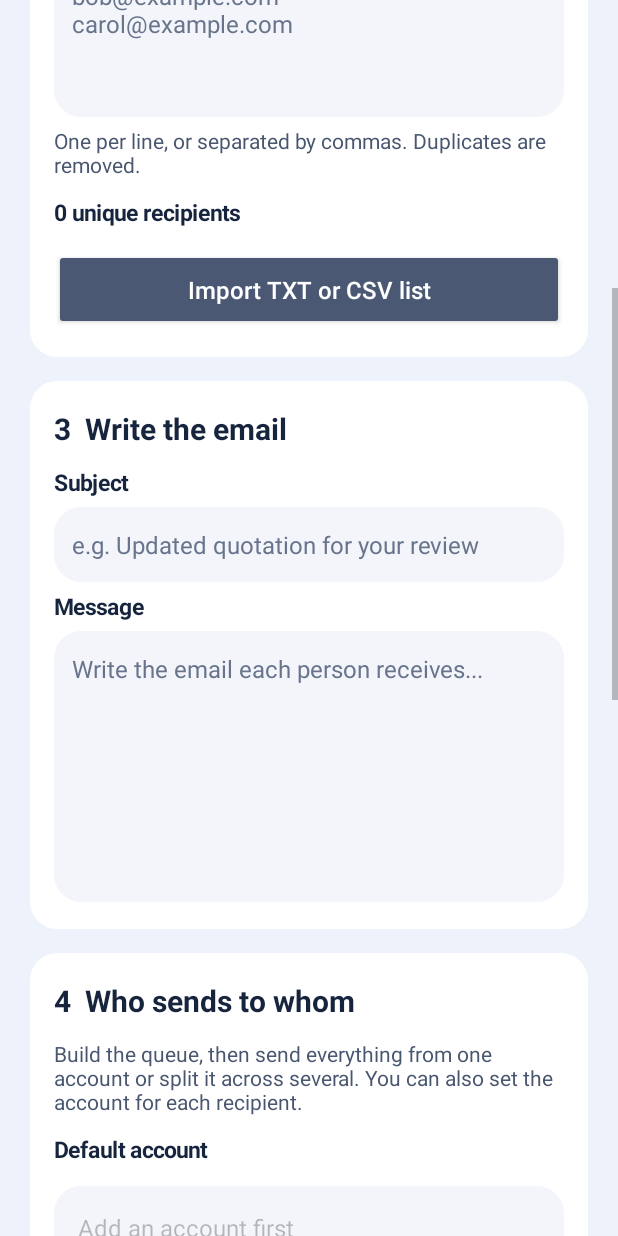
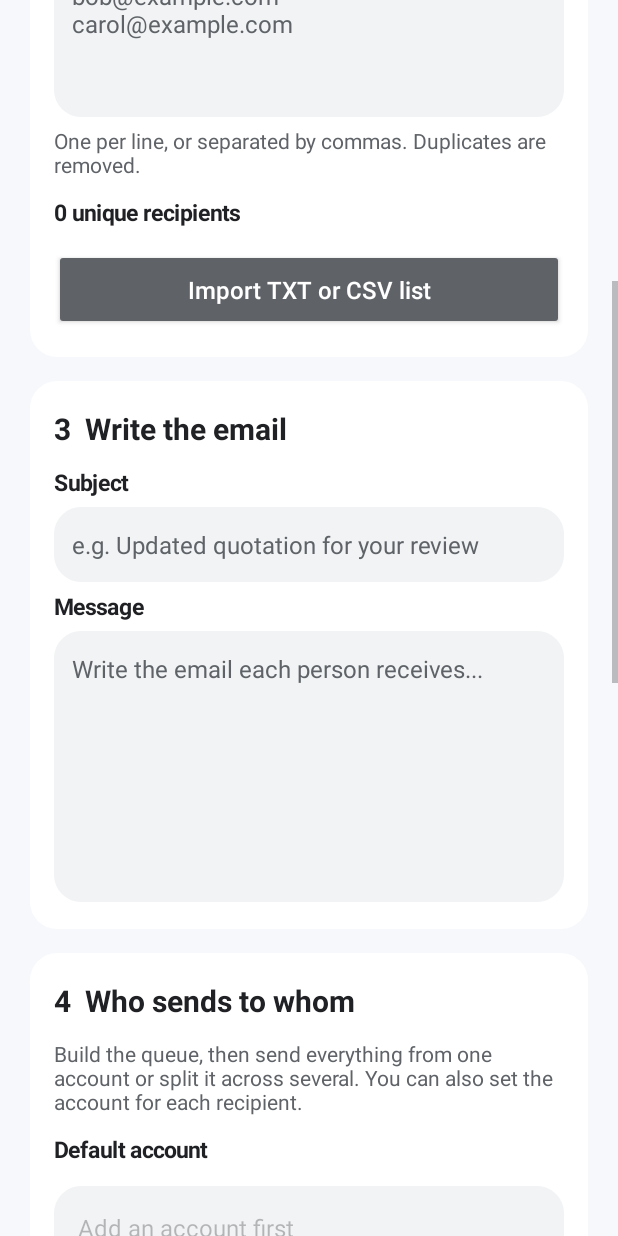
Before and after one commit to Wesal-Nowsher/gmailsender, an Android app: the screen it shows after launch (MainActivity), scrolled down 576 dp, on a phone screen of 412 x 824 dp. Run offline under Robolectric (Android 15) with nearby library versions, the phone set to English and light mode, and no system bars.

Commit message:
Stop hiding compose boxes, add a paste fallback and a screen capture
Requiring isVisibleToUser to be true when looking for the compose boxes
was most likely hiding all of them: Gmail reports false for fields that
are plainly on screen and typeable, which would leave the bot with
nothing to type into. Judge a field by the space it occupies instead.

Where setting a field's text is refused, put the value on the clipboard
and paste it. That is a different mechanism, so it can work where the
first one silently does nothing.

Add a capture button that opens a Gmail compose screen and records it
with no queue and nothing sent, and note in the record how many text
boxes were found and which of them were recognised. Reading a screen
that cannot be seen from here is otherwise guesswork.

Recolour the app in Gmail's own palette: its grey surface, white cards,
Google greys for text and Gmail red for the main actions.

Co-Authored-By: Claude Opus 5 <noreply@anthropic.com>
Claude-Session: https://claude.ai/code/session_017zV649wjjDywY5PhxH3ttM

```diff
--- a/app/src/main/java/com/wykasolutions/gmailsender/MainActivity.kt
+++ b/app/src/main/java/com/wykasolutions/gmailsender/MainActivity.kt
@@ -69,7 +69,7 @@ class MainActivity : Activity() {
         text: String,
         size: Float = 16f,
         bold: Boolean = false,
-        color: String = "#17243D"
+        color: String = "#202124"
     ): TextView = TextView(this).also {
         it.text = text
         it.textSize = size
@@ -82,7 +82,7 @@ class MainActivity : Activity() {
     private fun button(
         parent: LinearLayout,
         title: String,
-        tint: String = "#365ADF",
+        tint: String = "#D93025",
         action: () -> Unit
     ) = Button(this).also {
         it.text = title
@@ -97,16 +97,17 @@ class MainActivity : Activity() {
 
     override fun onCreate(savedInstanceState: Bundle?) {
         super.onCreate(savedInstanceState)
-        window.statusBarColor = Color.parseColor("#EEF2FA")
-        window.navigationBarColor = Color.parseColor("#EEF2FA")
+        window.statusBarColor = Color.parseColor("#F6F8FC")
+        window.navigationBarColor = Color.parseColor("#F6F8FC")
 
         val root = LinearLayout(this).apply {
             orientation = LinearLayout.VERTICAL
             setPadding(dp(20), dp(24), dp(20), dp(32))
-            setBackgroundColor(Color.parseColor("#EEF2FA"))
+            setBackgroundColor(Color.parseColor("#F6F8FC"))
         }
+        // Cards sit on Gmail's grey surface with a white sheet, as Gmail does.
 
-        label(root, "WYKA • GMAIL SENDER", 13f, true, "#67748C")
+        label(root, "WYKA • GMAIL SENDER", 13f, true, "#D93025")
         label(root, "One message.\nIndividual emails.", 28f, true)
         label(
             root,
@@ -114,7 +115,7 @@ class MainActivity : Activity() {
                 "and nobody sees another address.",
             15f,
             false,
-            "#49566F"
+            "#5F6368"
         )
 
         fun card(title: String): LinearLayout = LinearLayout(this).also {
@@ -132,10 +133,10 @@ class MainActivity : Activity() {
                 it.textSize = 16f
                 it.minLines = lines
                 it.gravity = Gravity.TOP
-                it.setTextColor(Color.parseColor("#17243D"))
-                it.setHintTextColor(Color.parseColor("#67748C"))
+                it.setTextColor(Color.parseColor("#202124"))
+                it.setHintTextColor(Color.parseColor("#5F6368"))
                 it.setPadding(dp(12), dp(14), dp(12), dp(14))
-                it.background = rounded("#F3F5FA")
+                it.background = rounded("#F1F3F4")
                 it.inputType = if (lines > 1)
                     InputType.TYPE_CLASS_TEXT or InputType.TYPE_TEXT_FLAG_MULTI_LINE
                 else InputType.TYPE_CLASS_TEXT
@@ -152,7 +153,7 @@ class MainActivity : Activity() {
                 "this phone. The bot switches between them for you.",
             14f,
             false,
-            "#49566F"
+            "#5F6368"
         )
         senderList = LinearLayout(this).apply { orientation = LinearLayout.VERTICAL }
         senderCard.addView(senderList)
@@ -172,10 +173,10 @@ class MainActivity : Activity() {
             "One per line, or separated by commas. Duplicates are removed.",
             14f,
             false,
-            "#49566F"
+            "#5F6368"
         )
         recipientCount = label(recipientCard, "", 15f, true)
-        button(recipientCard, "Import TXT or CSV list", "#4A5873") {
+        button(recipientCard, "Import TXT or CSV list", "#5F6368") {
             startActivityForResult(
                 Intent(Intent.ACTION_OPEN_DOCUMENT).apply {
                     type = "*/*"
@@ -198,12 +199,12 @@ class MainActivity : Activity() {
                 "across several. You can also set the account for each recipient.",
             14f,
             false,
-            "#49566F"
+            "#5F6368"
         )
         label(assignCard, "Default account", 15f, true)
         defaultSender = Spinner(this).also {
             it.setPadding(dp(8), dp(8), dp(8), dp(8))
-            it.background = rounded("#F3F5FA")
+            it.background = rounded("#F1F3F4")
             assignCard.addView(
                 it,
                 LinearLayout.LayoutParams(-1, dp(56)).apply { topMargin = dp(8) }
@@ -211,7 +212,7 @@ class MainActivity : Activity() {
         }
         queueSummary = label(assignCard, "", 15f)
         button(assignCard, "Build the queue") { buildQueue() }
-        button(assignCard, "Choose account per recipient", "#4A5873") { openAssign() }
+        button(assignCard, "Choose account per recipient", "#5F6368") { openAssign() }
 
         // 5 - run it
         val runCard = card("5  Run the bot")
@@ -219,7 +220,7 @@ class MainActivity : Activity() {
         practiceRun = CheckBox(this).also {
             it.text = "Practice run - fill everything in but do not tap Send"
             it.textSize = 15f
-            it.setTextColor(Color.parseColor("#17243D"))
+            it.setTextColor(Color.parseColor("#202124"))
             it.isChecked = GmailBot.dryRun(this)
             it.setOnCheckedChangeListener { _, checked -> GmailBot.setDryRun(this, checked) }
             runCard.addView(it, LinearLayout.LayoutParams(-1, -2).apply { topMargin = dp(8) })
@@ -230,25 +231,26 @@ class MainActivity : Activity() {
                 "keep the phone unlocked with Gmail on screen and do not touch it.",
             14f,
             false,
-            "#49566F"
+            "#5F6368"
         )
-        button(runCard, "Turn the bot on in Settings", "#4A5873") {
+        button(runCard, "Turn the bot on in Settings", "#5F6368") {
             startActivity(Intent(Settings.ACTION_ACCESSIBILITY_SETTINGS))
         }
         button(runCard, "Start sending") { start() }
 
         val progressCard = card("Progress")
         progress = label(progressCard, "", 16f)
-        failureReport = label(progressCard, "", 13f, false, "#8A2B2B")
-        button(progressCard, "Pause", "#4A5873") {
+        failureReport = label(progressCard, "", 13f, false, "#C5221F")
+        button(progressCard, "Pause", "#5F6368") {
             if (Batch.exists(this)) Batch.setState(this, Batch.PAUSED, "Paused by you.")
             refreshProgress()
         }
         button(progressCard, "Resume") { resume() }
-        button(progressCard, "Retry failed only", "#4A5873") { retryFailed() }
-        button(progressCard, "I checked Gmail - resolve", "#4A5873") { resolveUncertain() }
-        button(progressCard, "Save diagnostics", "#4A5873") { saveDiagnostics() }
-        button(progressCard, "Clear this queue", "#8A2B2B") { clearQueue() }
+        button(progressCard, "Retry failed only", "#5F6368") { retryFailed() }
+        button(progressCard, "I checked Gmail - resolve", "#5F6368") { resolveUncertain() }
+        button(progressCard, "1. Capture the Gmail screen", "#188038") { captureGmail() }
+        button(progressCard, "2. Save diagnostics", "#5F6368") { saveDiagnostics() }
+        button(progressCard, "Clear this queue", "#C5221F") { clearQueue() }
 
         setContentView(ScrollView(this).apply {
             isFillViewport = true
@@ -290,7 +292,7 @@ class MainActivity : Activity() {
         senderList.removeAllViews()
 
         if (senders.isEmpty()) {
-            label(senderList, "No accounts added yet.", 15f, true, "#8A2B2B")
+            label(senderList, "No accounts added yet.", 15f, true, "#C5221F")
         } else {
             senders.forEach { email ->
                 val row = LinearLayout(this).apply {
@@ -301,15 +303,15 @@ class MainActivity : Activity() {
                     val used = Senders.sentToday(this, email)
                     it.text = "$email\n$used of ${Senders.DAILY_CAP} sent today"
                     it.textSize = 15f
-                    it.setTextColor(Color.parseColor(if (Senders.atCap(this, email)) "#8A2B2B" else "#17243D"))
+                    it.setTextColor(Color.parseColor(if (Senders.atCap(this, email)) "#C5221F" else "#202124"))
                     row.addView(it, LinearLayout.LayoutParams(0, -2, 1f))
                 }
                 Button(this).also {
                     it.text = "Remove"
                     it.isAllCaps = false
-                    it.setTextColor(Color.parseColor("#8A2B2B"))
+                    it.setTextColor(Color.parseColor("#C5221F"))
                     it.backgroundTintList =
-                        android.content.res.ColorStateList.valueOf(Color.parseColor("#F3F5FA"))
+                        android.content.res.ColorStateList.valueOf(Color.parseColor("#F1F3F4"))
                     it.setOnClickListener {
                         Senders.remove(this, email)
                         refreshSenders()
@@ -355,7 +357,7 @@ class MainActivity : Activity() {
         val (valid, invalid) = parsedRecipients()
         recipientCount.text = "${valid.size} unique recipients" +
             if (invalid > 0) " - $invalid invalid entries to fix" else ""
-        recipientCount.setTextColor(Color.parseColor(if (invalid > 0) "#8A2B2B" else "#17243D"))
+        recipientCount.setTextColor(Color.parseColor(if (invalid > 0) "#C5221F" else "#202124"))
     }
 
     private fun saveDraft() {
@@ -540,6 +542,45 @@ class MainActivity : Activity() {
             .show()
     }
 
+    /**
+     * Opens a Gmail compose screen and records it, with no queue and nothing
+     * sent. This is what makes a stuck step fixable rather than guessed at.
+     */
+    private fun captureGmail() {
+        if (!GmailBot.isEnabled()) {
+            AlertDialog.Builder(this)
+                .setTitle("Turn the bot on first")
+                .setMessage(
+                    "The capture uses the same permission as the bot. Switch on " +
+                        "Gmail Sender under Accessibility, then try again."
+                )
+                .setPositiveButton("Open settings") { _, _ ->
+                    startActivity(Intent(Settings.ACTION_ACCESSIBILITY_SETTINGS))
+                }
+                .setNegativeButton("Cancel", null)
+                .show()
+            return
+        }
+
+        AlertDialog.Builder(this)
+            .setTitle("Capture the Gmail screen")
+            .setMessage(
+                "Gmail will open a new email. Wait about three seconds, then come " +
+                    "back here and tap Save diagnostics.\n\nNothing is sent."
+            )
+            .setPositiveButton("Open Gmail") { _, _ ->
+                GmailBot.captureNext = true
+                GmailBot.openCompose(
+                    this,
+                    "test@example.com",
+                    "Test subject",
+                    "Test message body."
+                )
+            }
+            .setNegativeButton("Cancel", null)
+            .show()
+    }
+
     private fun saveDiagnostics() {
         val text = Diagnostics.read(this)
         if (text.isBlank()) {
@@ -593,7 +634,7 @@ class MainActivity : Activity() {
             }
             if (GmailBot.note.isNotBlank()) append("\n").append(GmailBot.note)
         }
-        botState.setTextColor(Color.parseColor(if (GmailBot.isEnabled()) "#1F6B3B" else "#8A2B2B"))
+        botState.setTextColor(Color.parseColor(if (GmailBot.isEnabled()) "#188038" else "#C5221F"))
 
         if (!Batch.exists(this)) {
             progress.text = "No queue yet."
@@ -617,7 +658,7 @@ class MainActivity : Activity() {
             if (reason.isNotBlank()) append("\n$reason")
         }
         progress.setTextColor(
-            Color.parseColor(if (state == Batch.UNCERTAIN) "#8A2B2B" else "#17243D")
+            Color.parseColor(if (state == Batch.UNCERTAIN) "#C5221F" else "#202124")
         )
 
         val failures = Batch.failures(this)
```
Also changed, not shown: app/src/main/java/com/wykasolutions/gmailsender/AssignActivity.kt (+7 -7 lines), app/src/main/java/com/wykasolutions/gmailsender/GmailBot.kt (+42 -1 lines), app/src/main/java/com/wykasolutions/gmailsender/Screen.kt (+8 -1 lines).
